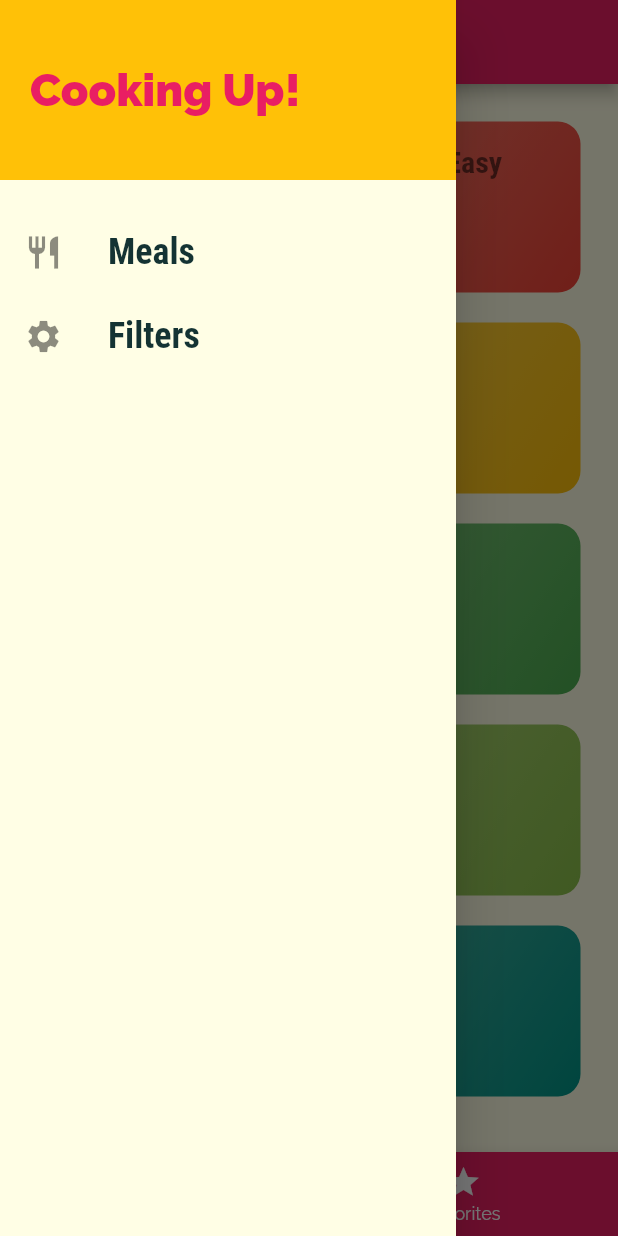
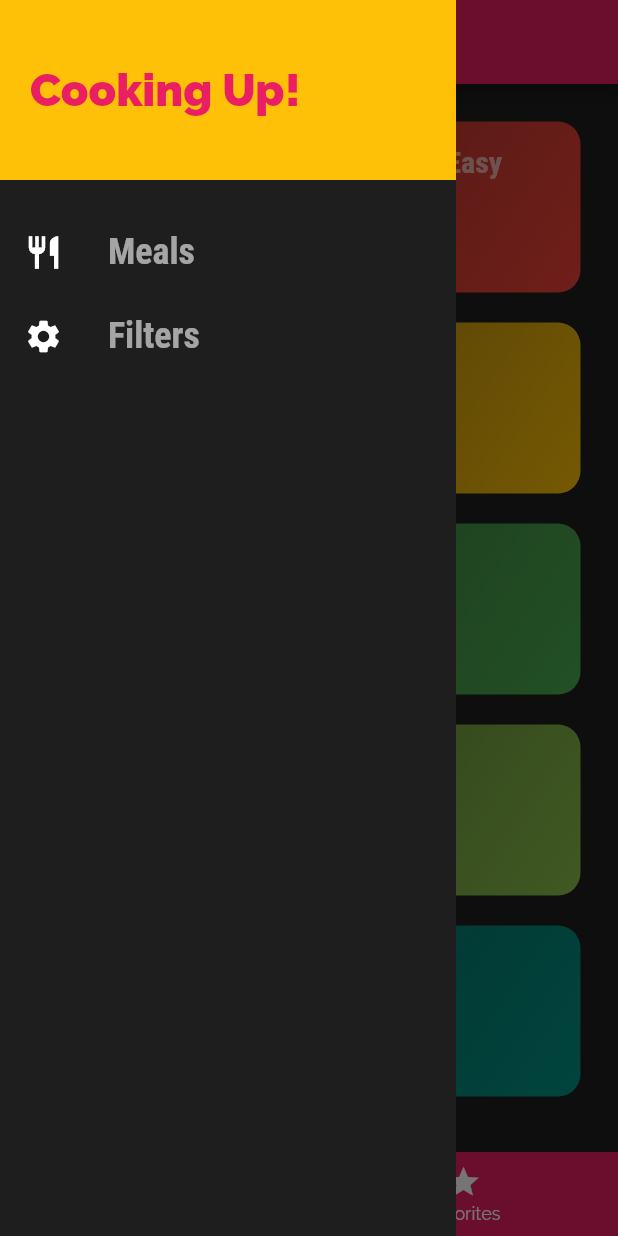
Before and after one commit to mohammed-eddaghal/meal-App, a Flutter app: the screen it shows after launch, with the side drawer open, on a phone screen of 412 x 824 dp. Run offline on Flutter 3.47's test engine with Material 2 defaults, Android fonts, the phone set to English and light mode, and no system bars; our stand-ins replace shared_preferences.

Commit message:
add darkmood theme
add darkmood theme in the main.dart

```diff
--- a/lib/main.dart
+++ b/lib/main.dart
@@ -22,20 +22,51 @@ class MyApp extends StatelessWidget {
   Widget build(BuildContext context) {
     return MaterialApp(
       title: 'DeliMeals',
+      themeMode: ThemeMode.dark,
+      darkTheme: ThemeData(
+        primarySwatch: Colors.pink,
+        //colorScheme.secondary:,
+        accentColor: Colors.amber,
+        canvasColor: Color.fromRGBO(31, 30, 30, 1.0),
+        fontFamily: 'Raleway',
+        buttonColor: Colors.white,
+        //cardColor: Color.fromRGBO(20, 51, 51, 1.0),
+        shadowColor: Colors.white60,
+        textTheme: ThemeData.light().textTheme.copyWith(
+            bodyText1: TextStyle(
+              color:Colors.white60,
+              //Color.fromRGBO(20, 51, 51, 1),
+            ),
+            bodyText2: TextStyle(
+              color: Colors.white60,
+            ),
+            headline6: TextStyle(
+              color: Colors.white60,
+              fontSize: 20,
+              fontFamily: 'RobotoCondensed',
+              fontWeight: FontWeight.bold,
+            )),
+      ),
       theme: ThemeData(
         primarySwatch: Colors.pink,
         //colorScheme.secondary:,
         accentColor: Colors.amber,
-        canvasColor: Color.fromRGBO(255, 254, 229, 1),
+        canvasColor: Color.fromRGBO(231, 198, 198, 1.0),
         fontFamily: 'Raleway',
-        textTheme: ThemeData.light().textTheme.copyWith(
+        buttonColor: Colors.black54,
+        cardColor: Colors.white,
+        //cardColor: Color.fromRGBO(20, 51, 51, 1.0),
+        shadowColor: Colors.black45,
+        textTheme: ThemeData.dark().textTheme.copyWith(
             bodyText1: TextStyle(
-              color: Color.fromRGBO(20, 51, 51, 1),
+              color:Colors.black,
+              //Color.fromRGBO(20, 51, 51, 1),
             ),
             bodyText2: TextStyle(
-              color: Color.fromRGBO(20, 51, 51, 1),
+              color: Colors.black,
             ),
-            headline1: TextStyle(
+            headline6: TextStyle(
+              color: Colors.black,
               fontSize: 20,
               fontFamily: 'RobotoCondensed',
               fontWeight: FontWeight.bold,
--- a/lib/screens/filters_screen.dart
+++ b/lib/screens/filters_screen.dart
@@ -30,6 +30,7 @@ class _FiltersScreenState extends State<FiltersScreen> {
   ) {
     return SwitchListTile(
       title: Text(title),
+      inactiveTrackColor: Colors.black,
       value: currentValue,
       subtitle: Text(
         description,
@@ -53,7 +54,8 @@ class _FiltersScreenState extends State<FiltersScreen> {
             padding: EdgeInsets.all(20),
             child: Text(
               'Adjust your meal selection.',
-              style: Theme.of(context).textTheme.headline1,
+              style: Theme.of(context).textTheme.headline6,
+
             ),
           ),
           Expanded(
--- a/lib/widgets/category_item.dart
+++ b/lib/widgets/category_item.dart
@@ -29,7 +29,7 @@ class CategoryItem extends StatelessWidget {
         padding: const EdgeInsets.all(15),
         child: Text(
           title,
-          style: Theme.of(context).textTheme.headline1,
+          style: Theme.of(context).textTheme.headline6,
         ),
         decoration: BoxDecoration(
           gradient: LinearGradient(
--- a/lib/widgets/main_drawer.dart
+++ b/lib/widgets/main_drawer.dart
@@ -3,10 +3,11 @@ import 'package:flutter/material.dart';
 import '../screens/filters_screen.dart';
 
 class MainDrawer extends StatelessWidget {
-  Widget buildListTile(String title, IconData icon, Function tapHandler) {
+  Widget buildListTile(String title, IconData icon, Function tapHandler, BuildContext ctx) {
     return ListTile(
       leading: Icon(
         icon,
+        color: Theme.of(ctx).buttonColor,
         size: 26,
       ),
       title: Text(
@@ -24,6 +25,7 @@ class MainDrawer extends StatelessWidget {
   @override
   Widget build(BuildContext context) {
     return Drawer(
+      elevation: 0,
       child: Column(
         children: <Widget>[
           Container(
@@ -45,10 +47,10 @@ class MainDrawer extends StatelessWidget {
           ),
           buildListTile('Meals', Icons.restaurant, () {
             Navigator.of(context).pushReplacementNamed('/');
-          }),
+          },context),
           buildListTile('Filters', Icons.settings, () {
             Navigator.of(context).pushReplacementNamed(FiltersScreen.routeName);
-          }),
+          }, context),
         ],
       ),
     );
```
Also changed, not shown: lib/screens/meal_detail_screen.dart (+33 -9 lines), lib/widgets/meal_item.dart (+17 -9 lines).
